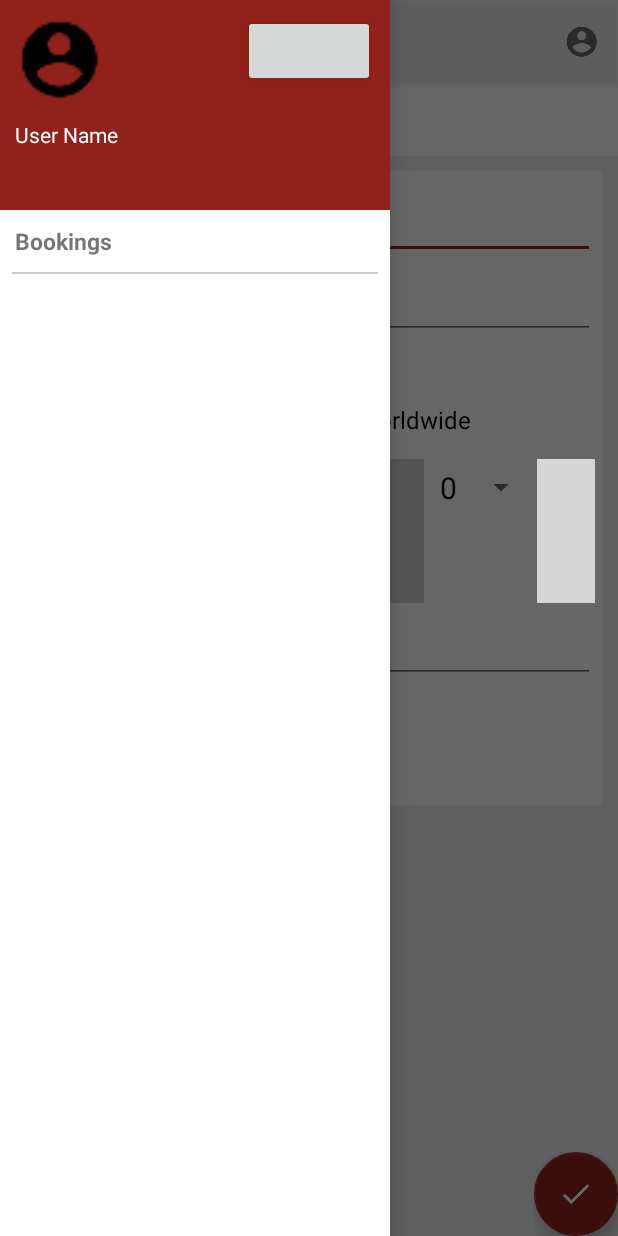
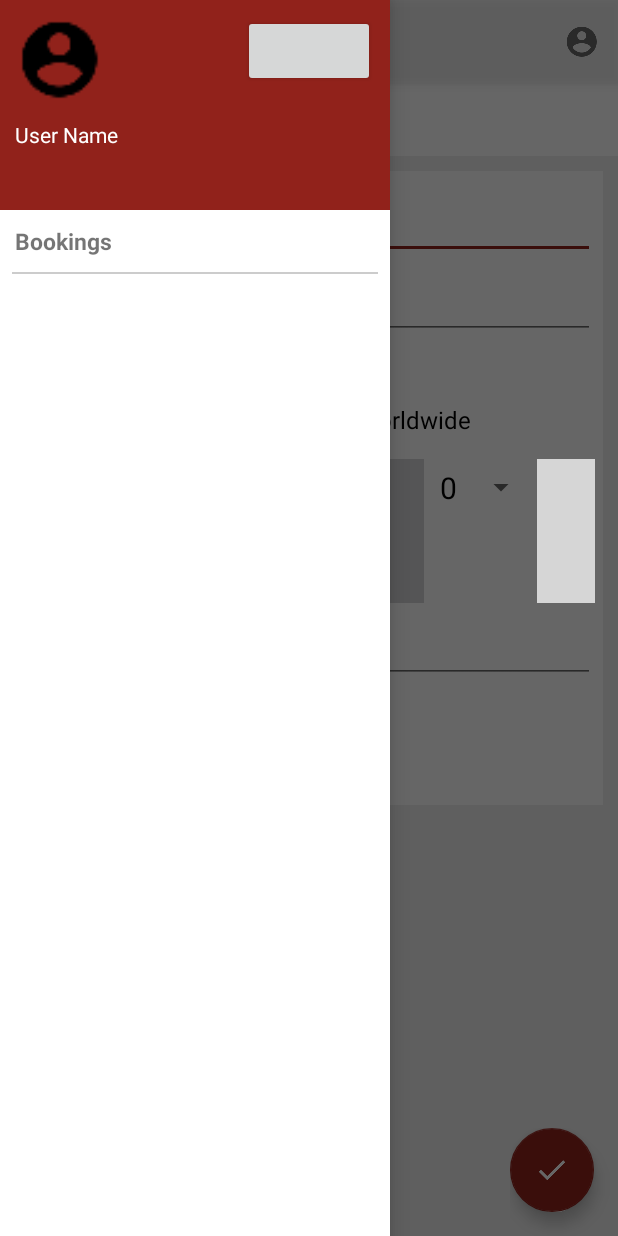
Before and after one commit to rutvik106/BhagwatiHolidays, an Android app: the SwipeTabActivity screen opened directly, with no data from a screen before it, with the side drawer open, on a phone screen of 412 x 824 dp. Run offline under Robolectric (Android 15) with nearby library versions, the phone set to English and light mode, and no system bars; libraries missing offline, so code that uses them is left out: com.nostra13.universalimageloader, com.wdullaer.materialdatetimepicker; plain views replace PlusOneButton; 12 statements that could not run were skipped; grey boxes are pictures that could not be loaded.

Commit message:
Add G+ link, change FAB margin  for v21

```diff
--- a/app/src/main/java/com/rutvik/bhagwatiholidays/SwipeTabActivity.java
+++ b/app/src/main/java/com/rutvik/bhagwatiholidays/SwipeTabActivity.java
@@ -41,6 +41,7 @@ import bhfragment.FragmentHolidays;
 import bhfragment.FragmentHotelPackages;
 import bhfragment.FragmentHotels;
 import bhfragment.FragmentVisa;
+import gcm.CommonUtilities;
 
 public class SwipeTabActivity extends AppCompatActivity implements FragmentDrawer.FragmentDrawerListener {
 
@@ -59,13 +60,12 @@ public class SwipeTabActivity extends AppCompatActivity implements FragmentDrawe
     public DisplayImageOptions options;
     PlusOneButton mPlusOneButton;
     private static final int PLUS_ONE_REQUEST_CODE = 0;
-    private static final String URL = "https://plus.google.com/u/1/b/102360101178165601088/105330265050301843812";
+
 
     @Override
     protected void onCreate(Bundle savedInstanceState) {
         super.onCreate(savedInstanceState);
         setContentView(R.layout.activity_swipe_tab);
-
 
 
         mPlusOneButton = (PlusOneButton) findViewById(R.id.plus_one_button);
@@ -180,7 +180,7 @@ public class SwipeTabActivity extends AppCompatActivity implements FragmentDrawe
     @Override
     protected void onResume() {
         super.onResume();
-        mPlusOneButton.initialize(URL, PLUS_ONE_REQUEST_CODE);
+        mPlusOneButton.initialize(CommonUtilities.GPLUS_LINK, PLUS_ONE_REQUEST_CODE);
     }
 
     @Override
--- a/app/src/main/java/gcm/CommonUtilities.java
+++ b/app/src/main/java/gcm/CommonUtilities.java
@@ -25,6 +25,8 @@ public final class CommonUtilities {
     public static final String URL_FROM_TO = "http://www.bhagwatiholidays.com/admin/webservice/airport_name.php";
 
     public static final String URL_DESTINATIONS="http://www.bhagwatiholidays.com/admin/webservice/destination_name.php";
+
+    public static final String GPLUS_LINK = "https://plus.google.com/u/0/105330265050301843812";
 
 
     public static void clearForm(ViewGroup group)
--- a/app/src/main/res/layout/fragment_air_tickets.xml
+++ b/app/src/main/res/layout/fragment_air_tickets.xml
@@ -333,7 +333,9 @@
         android:src="@drawable/done"
         app:elevation="6dp"
         app:fabSize="normal"
-        app:pressedTranslationZ="12dp" />
+        app:pressedTranslationZ="12dp"
+        android:layout_marginBottom="@dimen/fab_margin_bottom"
+        android:layout_marginRight="@dimen/fab_margin_right"/>
 
     </FrameLayout>
 
--- a/app/src/main/res/layout/fragment_hotels.xml
+++ b/app/src/main/res/layout/fragment_hotels.xml
@@ -247,7 +247,9 @@
             android:src="@drawable/done"
             app:elevation="6dp"
             app:fabSize="normal"
-            app:pressedTranslationZ="12dp" />
+            app:pressedTranslationZ="12dp"
+            android:layout_marginBottom="@dimen/fab_margin_bottom"
+            android:layout_marginRight="@dimen/fab_margin_right"/>
 
     </FrameLayout>
 
--- a/app/src/main/res/layout/fragment_navigation_drawer.xml
+++ b/app/src/main/res/layout/fragment_navigation_drawer.xml
@@ -34,8 +34,7 @@
             android:layout_width="wrap_content"
             android:layout_height="wrap_content"
             android:layout_alignParentRight="true"
-            plus:annotation="inline"
-            plus:size="standard" />
+            plus:size="small" />
 
     </RelativeLayout>
 
--- a/app/src/main/res/layout/fragment_visa.xml
+++ b/app/src/main/res/layout/fragment_visa.xml
@@ -153,6 +153,8 @@
             android:id="@+id/done"
             android:layout_width="wrap_content"
             android:layout_height="wrap_content"
+            android:layout_marginBottom="@dimen/fab_margin_bottom"
+            android:layout_marginRight="@dimen/fab_margin_right"
             android:background="@drawable/fab"
             android:src="@drawable/done"
             app:elevation="6dp"
@@ -162,5 +164,4 @@
     </FrameLayout>
 
 
-
 </RelativeLayout>
--- /dev/null
+++ b/app/src/main/res/values-v21/dimens.xml
@@ -0,0 +1,5 @@
+<?xml version="1.0" encoding="utf-8"?>
+<resources>
+    <dimen name="fab_margin_right">16dp</dimen>
+    <dimen name="fab_margin_bottom">16dp</dimen>
+</resources>
--- a/app/src/main/res/values/dimens.xml
+++ b/app/src/main/res/values/dimens.xml
@@ -15,5 +15,4 @@
 
     <dimen name="nav_drawer_width">260dp</dimen>
 
-
 </resources>
```
